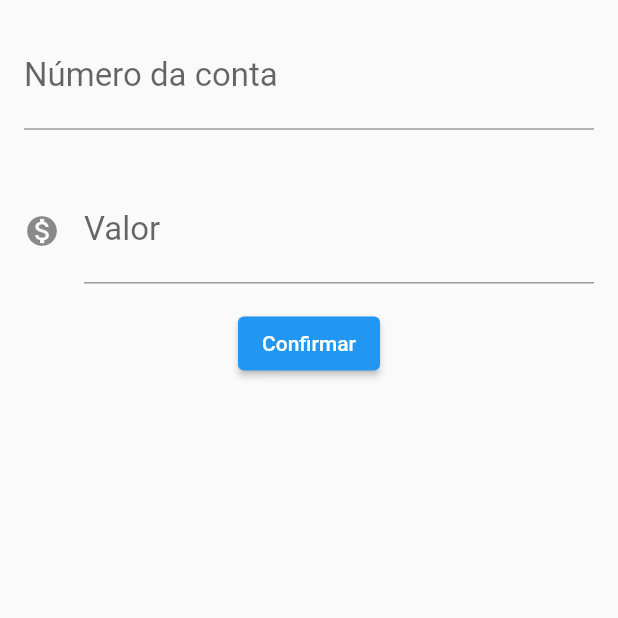
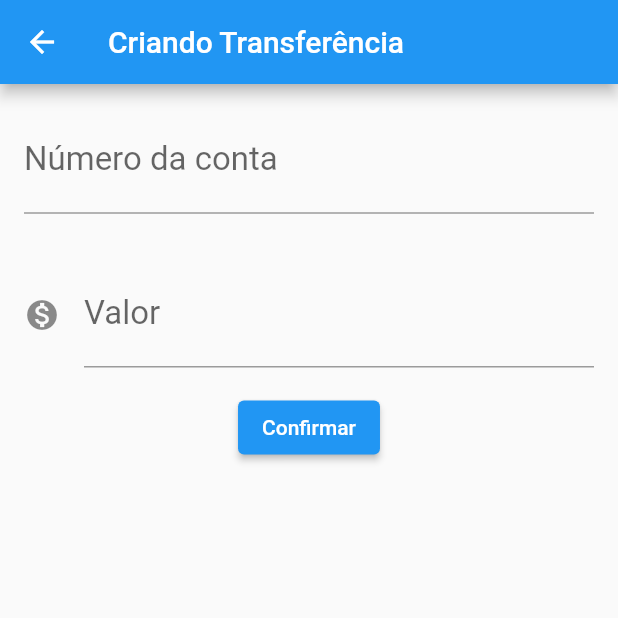
Before and after one commit to MauricioDolacio/bytebank, a Flutter app: the FormularioTransferencia screen opened directly, after a tap on "Confirmar", on a phone screen of 412 x 824 dp, the top half of it. Run offline on Flutter 3.47's test engine with Material 2 defaults, Android fonts, the phone set to English and light mode, and no system bars.

Commit message:
Transições de tela

```diff
--- a/lib/main.dart
+++ b/lib/main.dart
@@ -9,7 +9,7 @@ class BytebankApp extends StatelessWidget {
   Widget build(BuildContext context) {
     return MaterialApp(
       home: Scaffold(
-        body: FormularioTransferencia(),
+        body: ListaTransferencias(),
       ),
     );
   }
@@ -24,7 +24,11 @@ class FormularioTransferencia extends StatelessWidget {
 
   @override
   Widget build(BuildContext context) {
-    return Column(
+    return Scaffold(
+      appBar: AppBar(
+        title: Text('Criando Transferência'),
+      ),
+      body: Column(
         children: [
           //Campo Numero da Conta
           Editor(
@@ -40,18 +44,23 @@ class FormularioTransferencia extends StatelessWidget {
           //Botão Confirmar
           ElevatedButton(
             child: const Text('Confirmar'),
-          onPressed: () => _criaTransferencia(),
+            onPressed: () => _criaTransferencia(context),
           )
         ],
+      ),
     );
   }
 
   //Método que cria as transferencias
-  void _criaTransferencia() {
+  void _criaTransferencia(BuildContext context) {
     final int? numeroConta = int.tryParse(_controladorCampoNumeroConta.text);
     final double? valor = double.tryParse(_controladorCampoValor.text);
-    final transferenciaCriada = Transferencia(valor!, numeroConta!);
+    if (numeroConta != null && valor != null) {
+      final transferenciaCriada = Transferencia(valor, numeroConta);
+      debugPrint('criando transferencia');
       debugPrint('$transferenciaCriada');
+      Navigator.pop(context, transferenciaCriada);
+    }
   }
 }
 
@@ -103,7 +112,16 @@ class ListaTransferencias extends StatelessWidget {
 
       //Botão '+'
       floatingActionButton: FloatingActionButton(
-        onPressed: () {},
+        onPressed: () {
+          final Future<Transferencia?> future =
+              Navigator.push(context, MaterialPageRoute(builder: (context) {
+            return FormularioTransferencia();
+          }));
+          future.then((transferenciaRecebida) {
+            debugPrint('chegou no then do future');
+            debugPrint('$transferenciaRecebida');
+          });
+        },
         child: const Icon(Icons.add),
       ),
     );
```
Lines whose indentation alone changed are shown as unchanged.
